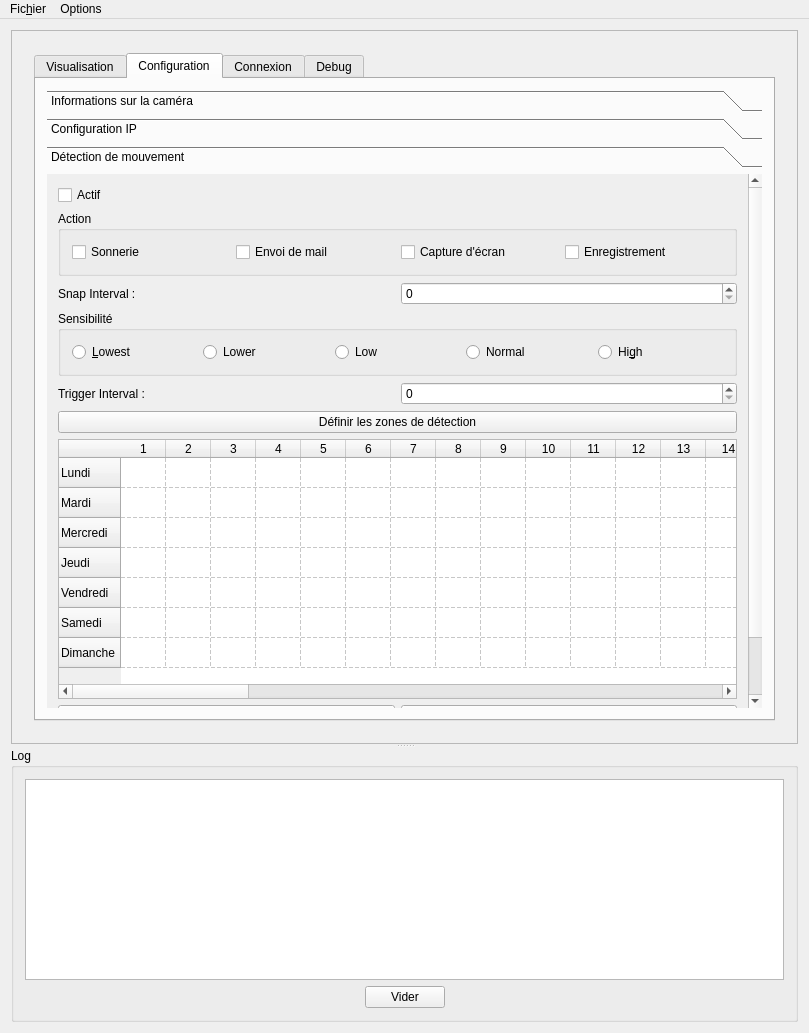
Before: the Qt Designer form mainwindow.ui in Slea18/FoscamCGIInterface, drawn with Qt 5.
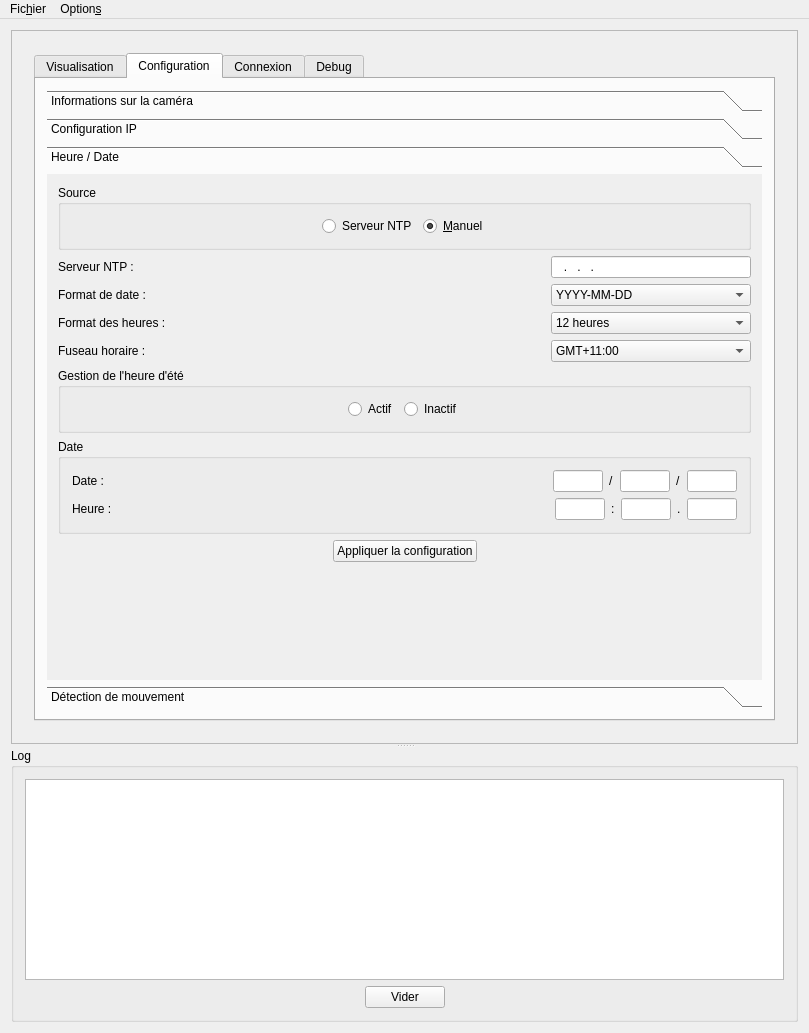
After: the same form once the commit is applied. The open tabs and pages were chosen to show the change. Icons and pictures are not drawn. Custom widgets are drawn as their Qt base class.

Commit message: Ajout de la gestion de la configuration de la date/heure. Passage à la version 1.2.0 de qtvlc

The edit to the form file:
```diff
--- a/mainwindow.ui
+++ b/mainwindow.ui
@@ -6,7 +6,7 @@
    <rect>
     <x>0</x>
     <y>0</y>
-    <width>732</width>
+    <width>735</width>
     <height>1033</height>
    </rect>
   </property>
@@ -979,13 +979,627 @@
                     </item>
                    </layout>
                   </widget>
+                  <widget class="QWidget" name="pageHeureDate">
+                   <property name="geometry">
+                    <rect>
+                     <x>0</x>
+                     <y>0</y>
+                     <width>685</width>
+                     <height>549</height>
+                    </rect>
+                   </property>
+                   <attribute name="label">
+                    <string>Heure / Date</string>
+                   </attribute>
+                   <layout class="QVBoxLayout" name="verticalLayout_13">
+                    <item>
+                     <widget class="QGroupBox" name="groupBoxConfigurationHeureDateSource">
+                      <property name="title">
+                       <string>Source</string>
+                      </property>
+                      <layout class="QHBoxLayout" name="horizontalLayout_43">
+                       <item>
+                        <spacer name="horizontalSpacer_14">
+                         <property name="orientation">
+                          <enum>Qt::Horizontal</enum>
+                         </property>
+                         <property name="sizeHint" stdset="0">
+                          <size>
+                           <width>40</width>
+                           <height>20</height>
+                          </size>
+                         </property>
+                        </spacer>
+                       </item>
+                       <item>
+                        <widget class="QRadioButton" name="radioButtonConfigurationHeureDateSourceNTP">
+                         <property name="text">
+                          <string>Serveur NTP</string>
+                         </property>
+                        </widget>
+                       </item>
+                       <item>
+                        <widget class="QRadioButton" name="radioButtonConfigurationHeureDateSourceManuel">
+                         <property name="text">
+                          <string>&amp;Manuel</string>
+                         </property>
+                         <property name="checked">
+                          <bool>true</bool>
+                         </property>
+                        </widget>
+                       </item>
+                       <item>
+                        <spacer name="horizontalSpacer_24">
+                         <property name="orientation">
+                          <enum>Qt::Horizontal</enum>
+                         </property>
+                         <property name="sizeHint" stdset="0">
+                          <size>
+                           <width>40</width>
+                           <height>20</height>
+                          </size>
+                         </property>
+                        </spacer>
+                       </item>
+                      </layout>
+                     </widget>
+                    </item>
+                    <item>
+                     <layout class="QHBoxLayout" name="horizontalLayout_34">
+                      <item>
+                       <widget class="QLabel" name="labelConfigurationHeureDateServeurNTP">
+                        <property name="text">
+                         <string>Serveur NTP :</string>
+                        </property>
+                       </widget>
+                      </item>
+                      <item>
+                       <spacer name="horizontalSpacer_15">
+                        <property name="orientation">
+                         <enum>Qt::Horizontal</enum>
+                        </property>
+                        <property name="sizeHint" stdset="0">
+                         <size>
+                          <width>40</width>
+                          <height>20</height>
+                         </size>
+                        </property>
+                       </spacer>
+                      </item>
+                      <item>
+                       <widget class="QLineEdit" name="lineEditConfigurationHeureDateAdresseServeurNTP">
+                        <property name="maximumSize">
+                         <size>
+                          <width>200</width>
+                          <height>16777215</height>
+                         </size>
+                        </property>
+                        <property name="inputMask">
+                         <string>000.000.000.000</string>
+                        </property>
+                       </widget>
+                      </item>
+                     </layout>
+                    </item>
+                    <item>
+                     <layout class="QHBoxLayout" name="horizontalLayout_36">
+                      <item>
+                       <widget class="QLabel" name="labelConfigurationHeureDateFormatDate">
+                        <property name="text">
+                         <string>Format de date : </string>
+                        </property>
+                       </widget>
+                      </item>
+                      <item>
+                       <spacer name="horizontalSpacer_16">
+                        <property name="orientation">
+                         <enum>Qt::Horizontal</enum>
+                        </property>
+                        <property name="sizeHint" stdset="0">
+                         <size>
+                          <width>40</width>
+                          <height>20</height>
+                         </size>
+                        </property>
+                       </spacer>
+                      </item>
+                      <item>
+                       <widget class="QComboBox" name="comboBoxConfigurationHeureDateFormatDate">
+                        <property name="sizePolicy">
+                         <sizepolicy hsizetype="Expanding" vsizetype="Fixed">
+                          <horstretch>0</horstretch>
+                          <verstretch>0</verstretch>
+                         </sizepolicy>
+                        </property>
+                        <property name="maximumSize">
+                         <size>
+                          <width>200</width>
+                          <height>16777215</height>
+                         </size>
+                        </property>
+                        <item>
+                         <property name="text">
+                          <string>YYYY-MM-DD</string>
+                         </property>
+                        </item>
+                        <item>
+                         <property name="text">
+                          <string>DD/MM/YYYY</string>
+                         </property>
+                        </item>
+                        <item>
+                         <property name="text">
+                          <string>MM/DD/YYYY</string>
+                         </property>
+                        </item>
+                       </widget>
+                      </item>
+                     </layout>
+                    </item>
+                    <item>
+                     <layout class="QHBoxLayout" name="horizontalLayout_37">
+                      <item>
+                       <widget class="QLabel" name="labelConfigurationHeureDateFormatHeures">
+                        <property name="text">
+                         <string>Format des heures : </string>
+                        </property>
+                       </widget>
+                      </item>
+                      <item>
+                       <spacer name="horizontalSpacer_17">
+                        <property name="orientation">
+                         <enum>Qt::Horizontal</enum>
+                        </property>
+                        <property name="sizeHint" stdset="0">
+                         <size>
+                          <width>40</width>
+                          <height>20</height>
+                         </size>
+                        </property>
+                       </spacer>
+                      </item>
+                      <item>
+                       <widget class="QComboBox" name="comboBoxConfigurationHeureDateFormatHeures">
+                        <property name="sizePolicy">
+                         <sizepolicy hsizetype="Expanding" vsizetype="Fixed">
+                          <horstretch>0</horstretch>
+                          <verstretch>0</verstretch>
+                         </sizepolicy>
+                        </property>
+                        <property name="maximumSize">
+                         <size>
+                          <width>200</width>
+                          <height>16777215</height>
+                         </size>
+                        </property>
+                        <item>
+                         <property name="text">
+                          <string>12 heures</string>
+                         </property>
+                        </item>
+                        <item>
+                         <property name="text">
+                          <string>24 heures</string>
+                         </property>
+                        </item>
+                       </widget>
+                      </item>
+                     </layout>
+                    </item>
+                    <item>
+                     <layout class="QHBoxLayout" name="horizontalLayout_38">
+                      <item>
+                       <widget class="QLabel" name="labelConfigurationHeureDateFuseauHoraire">
+                        <property name="text">
+                         <string>Fuseau horaire : </string>
+                        </property>
+                       </widget>
+                      </item>
+                      <item>
+                       <spacer name="horizontalSpacer_18">
+                        <property name="orientation">
+                         <enum>Qt::Horizontal</enum>
+                        </property>
+                        <property name="sizeHint" stdset="0">
+                         <size>
+                          <width>40</width>
+                          <height>20</height>
+                         </size>
+                        </property>
+                       </spacer>
+                      </item>
+                      <item>
+                       <widget class="QComboBox" name="comboBoxConfigurationHeureDateFuseauHoraire">
+                        <property name="sizePolicy">
+                         <sizepolicy hsizetype="Expanding" vsizetype="Fixed">
+                          <horstretch>0</horstretch>
+                          <verstretch>0</verstretch>
+                         </sizepolicy>
+                        </property>
+                        <property name="maximumSize">
+                         <size>
+                          <width>200</width>
+                          <height>16777215</height>
+                         </size>
+                        </property>
+                        <item>
+                         <property name="text">
+                          <string>GMT+11:00</string>
+                         </property>
+                        </item>
+                        <item>
+                         <property name="text">
+                          <string>GMT+10:00</string>
+                         </property>
+                        </item>
+                        <item>
+                         <property name="text">
+                          <string>GMT+09:00</string>
+                         </property>
+                        </item>
+                        <item>
+                         <property name="text">
+                          <string>GMT+08:00</string>
+                         </property>
+                        </item>
+                        <item>
+                         <property name="text">
+                          <string>GMT+07:00</string>
+                         </property>
+                        </item>
+                        <item>
+                         <property name="text">
+                          <string>GMT+06:00</string>
+                         </property>
+                        </item>
+                        <item>
+                         <property name="text">
+                          <string>GMT+05:00</string>
+                         </property>
+                        </item>
+                        <item>
+                         <property name="text">
+                          <string>GMT+04:00</string>
+                         </property>
+                        </item>
+                        <item>
+                         <property name="text">
+                          <string>GMT+03:00</string>
+                         </property>
+                        </item>
+                        <item>
+                         <property name="text">
+                          <string>GMT+02:00</string>
+                         </property>
+                        </item>
+                        <item>
+                         <property name="text">
+                          <string>GMT+01:00</string>
+                         </property>
+                        </item>
+                        <item>
+                         <property name="text">
+                          <string>GMT</string>
+                         </property>
+                        </item>
+                        <item>
+                         <property name="text">
+                          <string>GMT-01:00</string>
+                         </property>
+                        </item>
+                        <item>
+                         <property name="text">
+                          <string>GMT-02:00</string>
+                         </property>
+                        </item>
+                        <item>
+                         <property name="text">
+                          <string>GMT-03:00</string>
+                         </property>
+                        </item>
+                        <item>
+                         <property name="text">
+                          <string>GMT-04:00</string>
+                         </property>
+                        </item>
+                        <item>
+                         <property name="text">
+                          <string>GMT-05:00</string>
+                         </property>
+                        </item>
+                        <item>
+                         <property name="text">
+                          <string>GMT-06:00</string>
+                         </property>
+                        </item>
+                        <item>
+                         <property name="text">
+                          <string>GMT-07:00</string>
+                         </property>
+                        </item>
+                        <item>
+                         <property name="text">
+                          <string>GMT-08:00</string>
+                         </property>
+                        </item>
+                        <item>
+                         <property name="text">
+                          <string>GMT-09:00</string>
+                         </property>
+                        </item>
+                        <item>
+                         <property name="text">
+                          <string>GMT-10:00</string>
+                         </property>
+                        </item>
+                        <item>
+                         <property name="text">
+                          <string>GMT-11:00</string>
+                         </property>
+                        </item>
+                       </widget>
+                      </item>
+                     </layout>
+                    </item>
+                    <item>
+                     <widget class="QGroupBox" name="groupBoxConfigurationHeureDateGestionHeureEte">
+                      <property name="title">
+                       <string>Gestion de l'heure d'été</string>
+                      </property>
+                      <layout class="QHBoxLayout" name="horizontalLayout_35">
+                       <item>
+                        <spacer name="horizontalSpacer_25">
+                         <property name="orientation">
+                          <enum>Qt::Horizontal</enum>
+                         </property>
+                         <property name="sizeHint" stdset="0">
+                          <size>
+                           <width>40</width>
+                           <height>20</height>
+                          </size>
+                         </property>
+                        </spacer>
+                       </item>
+                       <item>
+                        <widget class="QRadioButton" name="radioButtonConfigurationHeureDateGestionHeureEteOn">
+                         <property name="text">
+                          <string>Actif</string>
+                         </property>
+                        </widget>
+                       </item>
+                       <item>
+                        <widget class="QRadioButton" name="radioButtonConfigurationHeureDateGestionHeureEteOff">
+                         <property name="text">
+                          <string>Inactif</string>
+                         </property>
+                        </widget>
+                       </item>
+                       <item>
+                        <spacer name="horizontalSpacer_19">
+                         <property name="orientation">
+                          <enum>Qt::Horizontal</enum>
+                         </property>
+                         <property name="sizeHint" stdset="0">
+                          <size>
+                           <width>40</width>
+                           <height>20</height>
+                          </size>
+                         </property>
+                        </spacer>
+                       </item>
+                      </layout>
+                     </widget>
+                    </item>
+                    <item>
+                     <widget class="QGroupBox" name="groupBoxConfigurationHeureDateDate">
+                      <property name="title">
+                       <string>Date</string>
+                      </property>
+                      <layout class="QVBoxLayout" name="verticalLayout_24">
+                       <item>
+                        <layout class="QHBoxLayout" name="horizontalLayout_40">
+                         <item>
+                          <widget class="QLabel" name="labelConfigurationHeureDateDateDate">
+                           <property name="text">
+                            <string>Date :</string>
+                           </property>
+                          </widget>
+                         </item>
+                         <item>
+                          <spacer name="horizontalSpacer_20">
+                           <property name="orientation">
+                            <enum>Qt::Horizontal</enum>
+                           </property>
+                           <property name="sizeHint" stdset="0">
+                            <size>
+                             <width>40</width>
+                             <height>20</height>
+                            </size>
+                           </property>
+                          </spacer>
+                         </item>
+                         <item>
+                          <widget class="QLineEdit" name="lineEditConfigurationHeureDateDateDateG">
+                           <property name="maximumSize">
+                            <size>
+                             <width>50</width>
+                             <height>16777215</height>
+                            </size>
+                           </property>
+                           <property name="text">
+                            <string/>
+                           </property>
+                          </widget>
+                         </item>
+                         <item>
+                          <widget class="QLabel" name="labelConfigurationHeureDateSlash1">
+                           <property name="text">
+                            <string>/</string>
+                           </property>
+                          </widget>
+                         </item>
+                         <item>
+                          <widget class="QLineEdit" name="lineEditConfigurationHeureDateDateDateM">
+                           <property name="maximumSize">
+                            <size>
+                             <width>50</width>
+                             <height>16777215</height>
+                            </size>
+                           </property>
+                          </widget>
+                         </item>
+                         <item>
+                          <widget class="QLabel" name="labelConfigurationHeureDateSlash2">
+                           <property name="text">
+                            <string>/</string>
+                           </property>
+                          </widget>
+                         </item>
+                         <item>
+                          <widget class="QLineEdit" name="lineEditConfigurationHeureDateDateDateD">
+                           <property name="maximumSize">
+                            <size>
+                             <width>50</width>
+                             <height>16777215</height>
+                            </size>
+                           </property>
+                          </widget>
+                         </item>
+                        </layout>
+                       </item>
+                       <item>
+                        <layout class="QHBoxLayout" name="horizontalLayout_41">
+                         <item>
+                          <widget class="QLabel" name="labelConfigurationHeureDateDateHeure">
+                           <property name="text">
+                            <string>Heure : </string>
+                           </property>
+                          </widget>
+                         </item>
+                         <item>
+                          <spacer name="horizontalSpacer_21">
+                           <property name="orientation">
+                            <enum>Qt::Horizontal</enum>
+                           </property>
+                           <property name="sizeHint" stdset="0">
+                            <size>
+                             <width>40</width>
+                             <height>20</height>
+                            </size>
+                           </property>
+                          </spacer>
+                         </item>
+                         <item>
+                          <widget class="QLineEdit" name="lineEditConfigurationHeureDateDateHeure">
+                           <property name="maximumSize">
+                            <size>
+                             <width>50</width>
+                             <height>16777215</height>
+                            </size>
+                           </property>
+                           <property name="text">
+                            <string/>
+                           </property>
+                          </widget>
+                         </item>
+                         <item>
+                          <widget class="QLabel" name="labelConfigurationHeureDateSlash3">
+                           <property name="text">
+                            <string>:</string>
+                           </property>
+                          </widget>
+                         </item>
+                         <item>
+                          <widget class="QLineEdit" name="lineEditConfigurationHeureDateDateMinute">
+                           <property name="maximumSize">
+                            <size>
+                             <width>50</width>
+                             <height>16777215</height>
+                            </size>
+                           </property>
+                          </widget>
+                         </item>
+                         <item>
+                          <widget class="QLabel" name="labelConfigurationHeureDateSlash4">
+                           <property name="text">
+                            <string>.</string>
+                           </property>
+                          </widget>
+                         </item>
+                         <item>
+                          <widget class="QLineEdit" name="lineEditConfigurationHeureDateDateSecondes">
+                           <property name="maximumSize">
+                            <size>
+                             <width>50</width>
+                             <height>16777215</height>
+                            </size>
+                           </property>
+                          </widget>
+                         </item>
+                        </layout>
+                       </item>
+                      </layout>
+                     </widget>
+                    </item>
+                    <item>
+                     <layout class="QHBoxLayout" name="horizontalLayout_42">
+                      <item>
+                       <spacer name="horizontalSpacer_23">
+                        <property name="orientation">
+                         <enum>Qt::Horizontal</enum>
+                        </property>
+                        <property name="sizeHint" stdset="0">
+                         <size>
+                          <width>40</width>
+                          <height>20</height>
+                         </size>
+                        </property>
+                       </spacer>
+                      </item>
+                      <item>
+                       <widget class="QPushButton" name="pushButtonConfigurationHeureDateAppliquer">
+                        <property name="text">
+                         <string>Appliquer la configuration</string>
+                        </property>
+                       </widget>
+                      </item>
+                      <item>
+                       <spacer name="horizontalSpacer_22">
+                        <property name="orientation">
+                         <enum>Qt::Horizontal</enum>
+                        </property>
+                        <property name="sizeHint" stdset="0">
+                         <size>
+                          <width>40</width>
+                          <height>20</height>
+                         </size>
+                        </property>
+                       </spacer>
+                      </item>
+                     </layout>
+                    </item>
+                    <item>
+                     <spacer name="verticalSpacer_6">
+                      <property name="orientation">
+                       <enum>Qt::Vertical</enum>
+                      </property>
+                      <property name="sizeHint" stdset="0">
+                       <size>
+                        <width>20</width>
+                        <height>40</height>
+                       </size>
+                      </property>
+                     </spacer>
+                    </item>
+                   </layout>
+                  </widget>
                   <widget class="QWidget" name="page_detectionDeMouvement">
                    <property name="geometry">
                     <rect>
                      <x>0</x>
                      <y>0</y>
-                     <width>662</width>
-                     <height>649</height>
+                     <width>477</width>
+                     <height>659</height>
                     </rect>
                    </property>
                    <attribute name="label">
@@ -1593,8 +2207,8 @@
     <rect>
      <x>0</x>
      <y>0</y>
-     <width>732</width>
-     <height>29</height>
+     <width>735</width>
+     <height>30</height>
     </rect>
    </property>
    <widget class="QMenu" name="menuFichier">
@@ -1605,7 +2219,7 @@
    </widget>
    <widget class="QMenu" name="menuOptions">
     <property name="title">
-     <string>Options</string>
+     <string>Option&amp;s</string>
     </property>
     <addaction name="actionAfficher_la_fen_tre_de_log"/>
    </widget>
```
Left out of the diff: 12 changed lines with no effect on the pictures. The commit also changes 224 other files.
